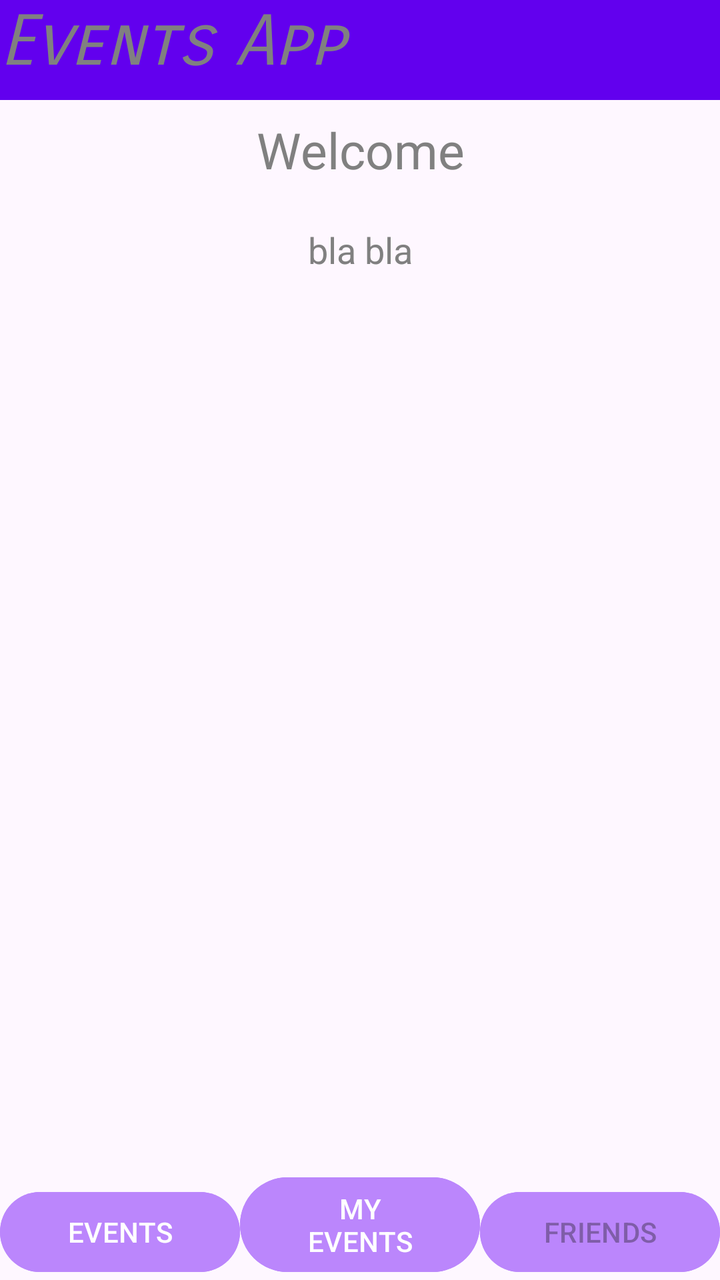
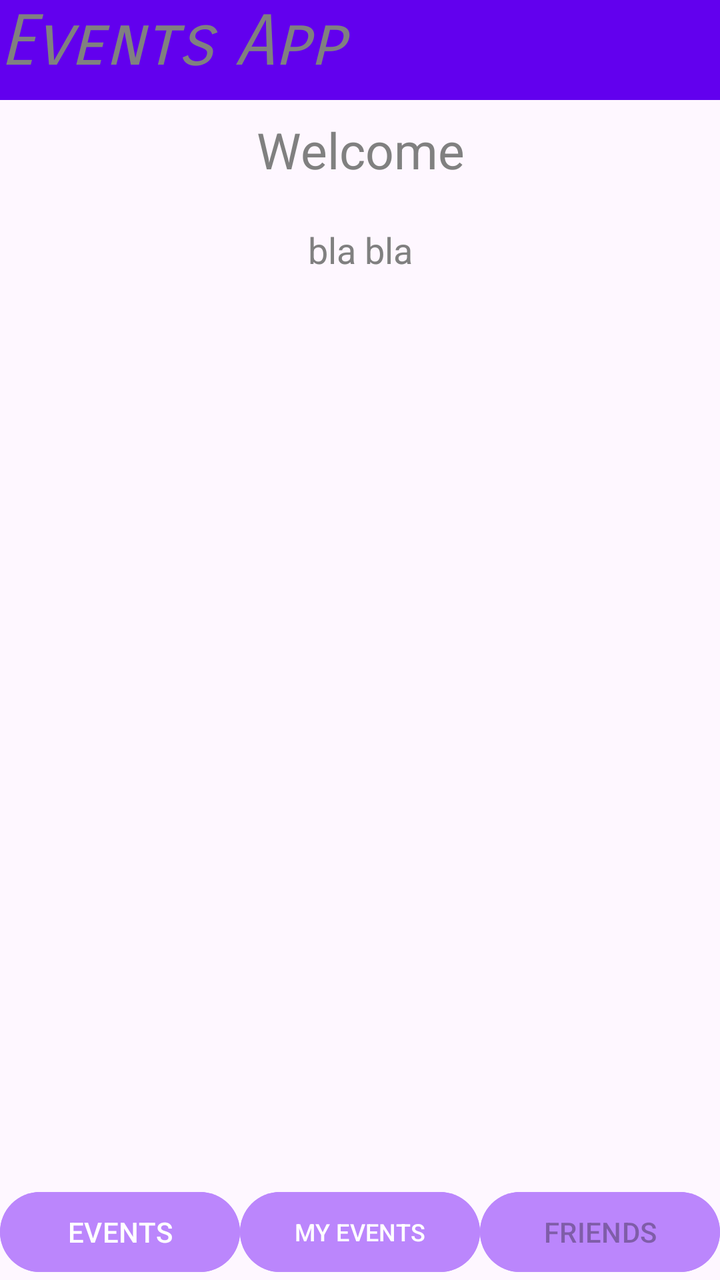

Before-and-after screenshots of an Android layout around one commit, followed by the original layout XML and the change that was made.
<!-- AndroidManifest.xml: application theme Theme.EventsApp -->
<!-- res/layout/activity_events.xml -->
<?xml version="1.0" encoding="utf-8"?>
<androidx.constraintlayout.widget.ConstraintLayout
    xmlns:android="http://schemas.android.com/apk/res/android"
    xmlns:app="http://schemas.android.com/apk/res-auto"
    xmlns:tools="http://schemas.android.com/tools"
    android:id="@+id/EventsActivity"
    android:layout_width="match_parent"
    android:layout_height="match_parent"
    android:layout_marginTop="20dp"
    tools:context=".EventsActivity"
    >
    <include
        layout="@layout/header"
        android:id="@+id/header"
        app:layout_constraintTop_toTopOf="parent"
        app:layout_constraintStart_toStartOf="parent"
        app:layout_constraintEnd_toEndOf="parent"
        >
    </include>

    <TextView
        android:id="@+id/welcome"
        android:layout_width="match_parent"
        android:layout_height="50sp"
        android:text="@string/evnts_welcome"
        android:gravity="center"
        android:textSize="25sp"
        android:textColor="@color/siva"
        app:layout_constraintTop_toBottomOf="@id/header"
        app:layout_constraintStart_toStartOf="parent"
        app:layout_constraintEnd_toEndOf="parent"
        >
    </TextView>
    <TextView
        android:id="@+id/id_events_activity_subtitle"
        android:layout_width="match_parent"
        android:layout_height="50dp"
        android:text="bla bla"
        android:gravity="center"
        android:textSize="18sp"
        android:textColor="@color/siva"
        app:layout_constraintTop_toBottomOf="@id/welcome"
        app:layout_constraintStart_toStartOf="parent"
        app:layout_constraintEnd_toEndOf="parent"
        >
    </TextView>
    
    <FrameLayout
        android:id="@+id/id_fragment_events"
        android:layout_width="0dp"
        android:layout_height="0dp"
        app:layout_constraintTop_toBottomOf="@+id/id_events_activity_subtitle"
        app:layout_constraintBottom_toTopOf="@+id/btn_events"
        app:layout_constraintStart_toStartOf="parent"
        app:layout_constraintEnd_toEndOf="parent"

        >
    </FrameLayout>
    
    <Button
        android:id="@+id/btn_events"
        android:layout_width="0dp"
        android:layout_height="wrap_content"
        android:layout_weight="1"
        android:text="@string/btn_events"
        android:backgroundTint="@color/ljubicasta_svetlija"

        app:layout_constraintBottom_toBottomOf="parent"
        app:layout_constraintStart_toStartOf="parent"
        app:layout_constraintEnd_toStartOf="@+id/btn_myevents"
        >
    </Button>
    <Button
        android:id="@+id/btn_myevents"
        android:layout_width="0dp"
        android:layout_height="wrap_content"
        android:layout_weight="1"
        android:text="@string/btn_myevents"
        android:backgroundTint="@color/ljubicasta_svetlija"

        app:layout_constraintBottom_toBottomOf="parent"
        app:layout_constraintStart_toEndOf="@id/btn_events"
        app:layout_constraintEnd_toStartOf="@+id/btn_friends"
        >
    </Button>
    <Button
        android:id="@+id/btn_friends"
        android:layout_width="0dp"
        android:layout_height="wrap_content"
        android:layout_weight="1"
        android:text="@string/btn_friends"
        android:backgroundTint="@color/ljubicasta_svetlija"
        android:enabled="false"

        app:layout_constraintBottom_toBottomOf="parent"
        app:layout_constraintStart_toEndOf="@id/btn_myevents"
        app:layout_constraintEnd_toEndOf="parent"
        >
    </Button>

</androidx.constraintlayout.widget.ConstraintLayout>
<!-- res/layout/header.xml (included above) -->
<?xml version="1.0" encoding="utf-8"?>
<LinearLayout
    xmlns:android="http://schemas.android.com/apk/res/android"
    xmlns:app="http://schemas.android.com/apk/res-auto"
    android:id="@+id/header"
    android:layout_width="match_parent"
    android:layout_height="50dp"
    android:background="@color/ljubicasta_tamnija"
    android:orientation="horizontal"
    android:layout_marginTop="20dp"
    >

    <TextView
        android:layout_height="match_parent"
        android:layout_width="match_parent"
        android:text="@string/app_name"
        android:textColor="@color/siva"
        android:textSize="35sp"
        android:fontFamily="sans-serif-smallcaps"
        android:textStyle="italic"
        android:gravity="left"

        />



</LinearLayout>
<!-- resources referenced by this layout -->
<resources>
  <color name="ljubicasta_svetlija">#FFBB86FC</color>
  <color name="ljubicasta_tamnija">#FF6200EE</color>
  <color name="siva">#808080</color>
  <string name="app_name">Events App</string>
  <string name="btn_events">EVENTS</string>
  <string name="btn_friends">FRIENDS</string>
  <string name="btn_myevents">MY EVENTS</string>
  <string name="evnts_welcome">Welcome</string>
  <style name="Theme.EventsApp" parent="Base.Theme.EventsApp" />
  <style name="Base.Theme.EventsApp" parent="Theme.Material3.DayNight.NoActionBar">
          
          
      </style>
</resources>

<!-- the commit's change to res/layout/activity_events.xml (unified diff, before → after) -->
@@ -17,7 +17,7 @@
         app:layout_constraintEnd_toEndOf="parent"
         >
     </include>
-
+    
     <TextView
         android:id="@+id/welcome"
         android:layout_width="match_parent"
@@ -31,6 +31,8 @@
         app:layout_constraintEnd_toEndOf="parent"
         >
     </TextView>
+
+    
     <TextView
         android:id="@+id/id_events_activity_subtitle"
         android:layout_width="match_parent"
@@ -44,19 +46,21 @@
         app:layout_constraintEnd_toEndOf="parent"
         >
     </TextView>
+
     
     <FrameLayout
-        android:id="@+id/id_fragment_events"
+        android:id="@+id/id_kontejner_fragmenata"
         android:layout_width="0dp"
         android:layout_height="0dp"
         app:layout_constraintTop_toBottomOf="@+id/id_events_activity_subtitle"
         app:layout_constraintBottom_toTopOf="@+id/btn_events"
         app:layout_constraintStart_toStartOf="parent"
         app:layout_constraintEnd_toEndOf="parent"
-
+        android:backgroundTint="@color/siva_svetlija"
         >
     </FrameLayout>
-    
+
+
     <Button
         android:id="@+id/btn_events"
         android:layout_width="0dp"
@@ -76,6 +80,7 @@
         android:layout_height="wrap_content"
         android:layout_weight="1"
         android:text="@string/btn_myevents"
+        android:textSize="12sp"
         android:backgroundTint="@color/ljubicasta_svetlija"
 
         app:layout_constraintBottom_toBottomOf="parent"
<!-- resource entries referenced after the edit -->
@@ -3,6 +3,7 @@
   <color name="ljubicasta_svetlija">#FFBB86FC</color>
   <color name="ljubicasta_tamnija">#FF6200EE</color>
   <color name="siva">#808080</color>
+  <color name="siva_svetlija">#BEBEBE</color>
   <string name="app_name">Events App</string>
   <string name="btn_events">EVENTS</string>
   <string name="btn_friends">FRIENDS</string>
